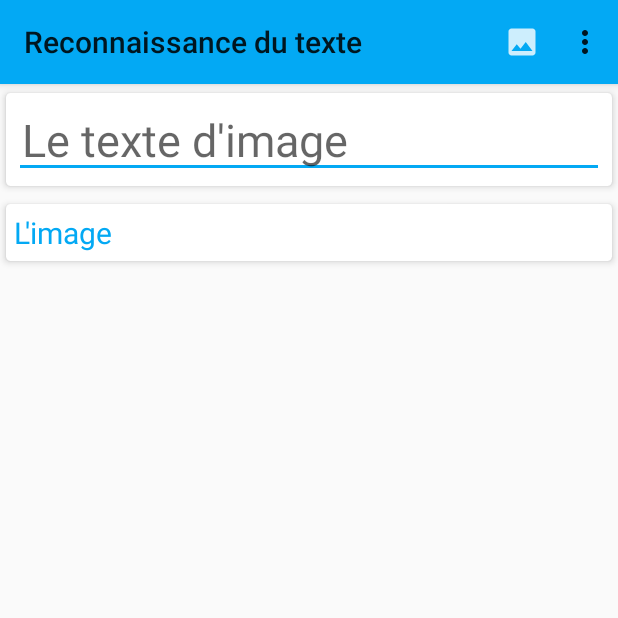
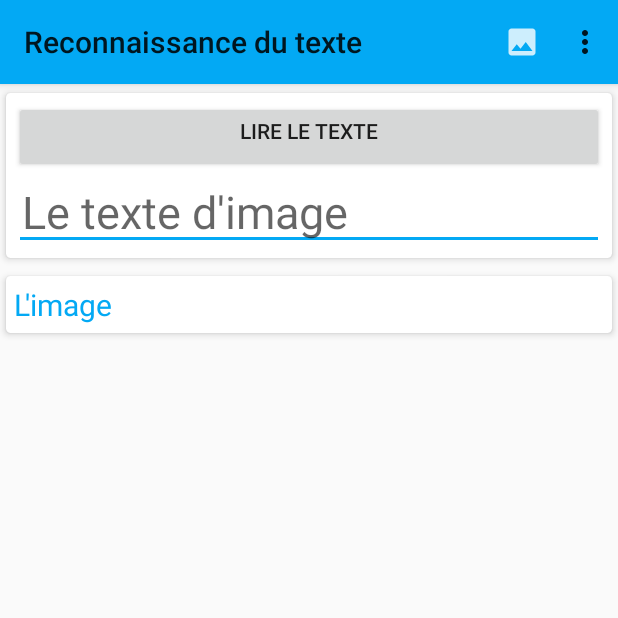
Before and after one commit to badr1abbassi/android_project, an Android app: the Scanner screen opened directly, with no data from a screen before it, on a phone screen of 412 x 824 dp, the top half of it. Run offline under Robolectric (Android 15) with nearby library versions, the phone set to English and light mode, and no system bars; libraries missing offline, so code that uses them is left out: com.theartofdev.edmodo.

Commit message:
text to speech

```diff
--- a/app/src/main/java/com/example/myapplication/Scanner.java
+++ b/app/src/main/java/com/example/myapplication/Scanner.java
@@ -18,9 +18,12 @@ import android.graphics.drawable.BitmapDrawable;
 import android.net.Uri;
 import android.os.Bundle;
 import android.provider.MediaStore;
+import android.speech.tts.TextToSpeech;
 import android.util.SparseArray;
 import android.view.Menu;
 import android.view.MenuItem;
+import android.view.View;
+import android.widget.Button;
 import android.widget.EditText;
 import android.widget.ImageView;
 import android.widget.Switch;
@@ -32,9 +35,13 @@ import com.google.android.gms.vision.text.TextRecognizer;
 import com.theartofdev.edmodo.cropper.CropImage;
 import com.theartofdev.edmodo.cropper.CropImageView;
 
+import java.util.Locale;
+
 public class Scanner extends AppCompatActivity {
     EditText mResultET;
     ImageView mPreviewIv;
+    Button btConvert;
+    TextToSpeech textToSpeech;
 
     private static  final int CAMERA_REQUEST_CODE = 200;
     private static  final int STORAGE_REQUEST_CODE = 400;
@@ -56,10 +63,29 @@ public class Scanner extends AppCompatActivity {
          */
         mResultET = findViewById(R.id.resultEt);
         mPreviewIv = findViewById(R.id.imageIv);
+        btConvert = findViewById(R.id.bt_convert);
 
         cameraPermission = new String [] {Manifest.permission.CAMERA,
                 Manifest.permission.WRITE_EXTERNAL_STORAGE};
         storagePermission = new String[] {Manifest.permission.WRITE_EXTERNAL_STORAGE};
+        textToSpeech = new TextToSpeech(getApplicationContext(),
+                new TextToSpeech.OnInitListener() {
+                    @Override
+                    public void onInit(int status) {
+                        if(status == TextToSpeech.SUCCESS){
+                            Locale loc = new Locale("ar");
+                            int lang= textToSpeech.setLanguage(loc);
+                        }
+                    }
+                });
+
+        btConvert.setOnClickListener(new View.OnClickListener() {
+            @Override
+            public void onClick(View v) {
+                String s = mResultET.getText().toString();
+                int speech = textToSpeech.speak(s,TextToSpeech.QUEUE_FLUSH,null);
+            }
+        });
     }
 
     @Override
--- a/app/src/main/res/layout/activity_scanner.xml
+++ b/app/src/main/res/layout/activity_scanner.xml
@@ -32,6 +32,15 @@
                     android:padding="5dp">
 
 
+                    <Button
+                        android:id="@+id/bt_convert"
+                        android:layout_width="match_parent"
+                        android:layout_height="0dp"
+                        android:layout_weight="1"
+                        android:gravity="center_horizontal"
+                        android:text="@string/convert"
+                        android:textAlignment="center" />
+
                     <EditText
                         android:id="@+id/resultEt"
                         android:layout_width="match_parent"
@@ -42,6 +51,8 @@
                         android:inputType="textMultiLine"
                         android:padding="5sp"
                         android:textSize="30sp" />
+
+
                 </LinearLayout>
             </androidx.cardview.widget.CardView>
 
--- a/app/src/main/res/values/strings.xml
+++ b/app/src/main/res/values/strings.xml
@@ -9,5 +9,6 @@
     <string name="image_preview">L\'image</string>
     <string name="r_sultat">Le texte d\'image</string>
     <string name="title_activity_scanner">Reconnaissance du texte</string>
-    <string name="camera">IMAGE AU TEXTE</string>
+    <string name="camera">IMAGE AU PAROLE</string>
+    <string name="convert">Lire le texte</string>
 </resources>
--- a/build.gradle
+++ b/build.gradle
@@ -7,7 +7,7 @@ buildscript {
 
     }
     dependencies {
-        classpath 'com.android.tools.build:gradle:3.6.1'
+        classpath 'com.android.tools.build:gradle:3.6.2'
 
         // NOTE: Do not place your application dependencies here; they belong
         // in the individual module build.gradle files
```
